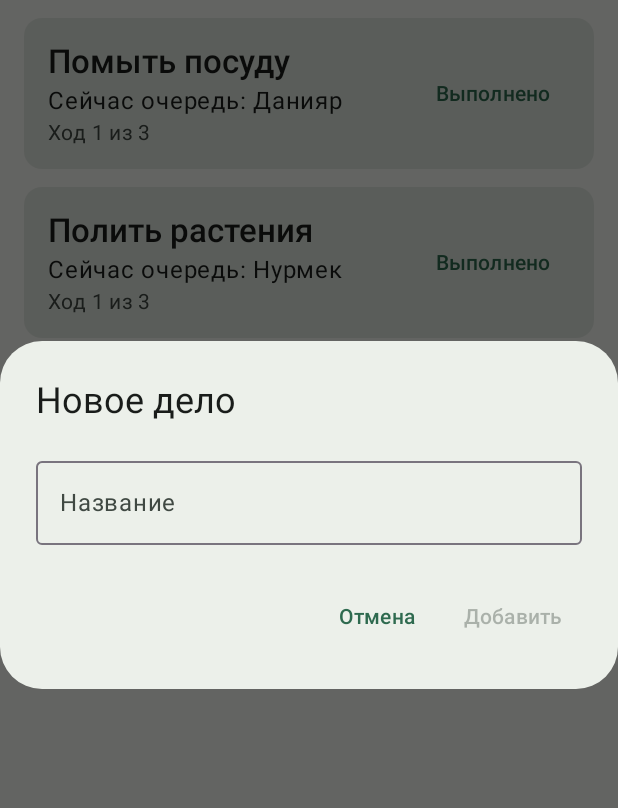
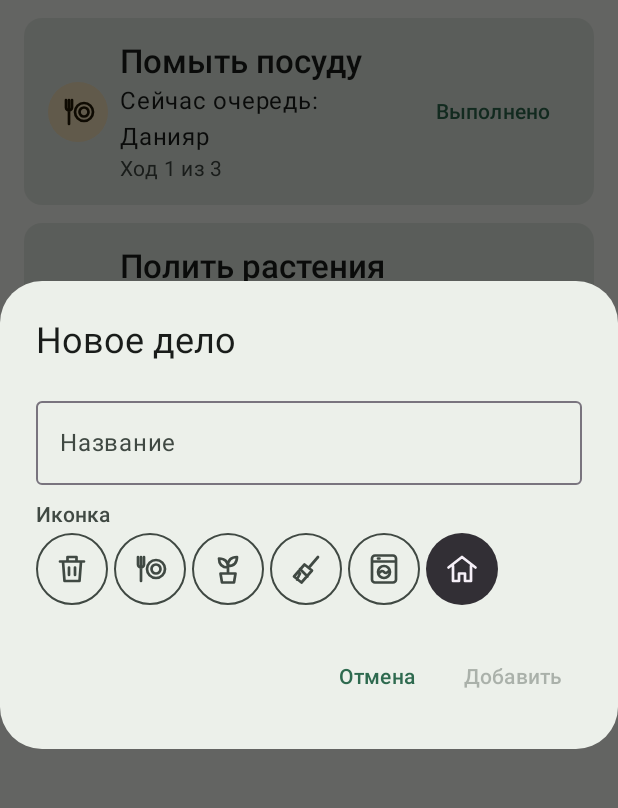
Before and after one commit to tortugichh/WhoseTurn, an Android app built with Jetpack Compose: the screen it shows after launch (MainActivity), after a tap on "Добавить дело", on a phone screen of 412 x 824 dp, the part 103-911 px from its top. Run offline under Robolectric (Android 15) with nearby library versions, the phone set to English and light mode, and no system bars; our stand-ins replace Room's generated code.

Commit message:
add chore icon selection and show saved icons in the list and details

```diff
--- a/app/src/main/java/com/example/project/chores/Chore.kt
+++ b/app/src/main/java/com/example/project/chores/Chore.kt
@@ -6,6 +6,7 @@ data class Chore(
     val participants: List<String>,
     val currentIndex: Int = 0,
     val lastCompletedBy: String? = null,
+    val icon: ChoreIcon = ChoreIcon.Home,
 ) {
     val currentParticipant: String?
         get() = participants.getOrNull(currentIndex)
--- /dev/null
+++ b/app/src/main/java/com/example/project/chores/ChoreIcon.kt
@@ -0,0 +1,14 @@
+package com.example.project.chores
+
+enum class ChoreIcon(val key: String) {
+    Trash("trash"),
+    Dishes("dishes"),
+    Plant("plant"),
+    Broom("broom"),
+    Laundry("laundry"),
+    Home("home");
+
+    companion object {
+        fun fromKey(key: String): ChoreIcon = entries.firstOrNull { it.key == key } ?: Home
+    }
+}
--- a/app/src/main/java/com/example/project/chores/ChoresViewModel.kt
+++ b/app/src/main/java/com/example/project/chores/ChoresViewModel.kt
@@ -60,12 +60,12 @@ class ChoresViewModel(private val repository: ChoresRepository) : ViewModel() {
         repository.complete(taskId)
     }
 
-    fun add(title: String) = write {
-        repository.add(title)
+    fun add(title: String, icon: ChoreIcon) = write {
+        repository.add(title, icon)
     }
 
-    fun rename(id: String, title: String) = write {
-        repository.rename(id, title)
+    fun rename(id: String, title: String, icon: ChoreIcon) = write {
+        repository.rename(id, title, icon)
     }
 
     fun delete(id: String) = write {
--- a/app/src/main/java/com/example/project/chores/data/ChoresRepository.kt
+++ b/app/src/main/java/com/example/project/chores/data/ChoresRepository.kt
@@ -2,6 +2,7 @@ package com.example.project.chores.data
 
 import androidx.room.withTransaction
 import com.example.project.chores.Chore
+import com.example.project.chores.ChoreIcon
 import com.example.project.data.AppDatabase
 import com.example.project.data.ChoreEntity
 import com.example.project.data.PersonEntity
@@ -19,7 +20,7 @@ class ChoresRepository(private val database: AppDatabase) {
             chores.map { it.toChore(people) }
         }
 
-    suspend fun add(title: String) {
+    suspend fun add(title: String, icon: ChoreIcon = ChoreIcon.Home) {
         val trimmedTitle = title.trim()
         require(trimmedTitle.isNotEmpty())
 
@@ -29,6 +30,7 @@ class ChoresRepository(private val database: AppDatabase) {
                 ChoreEntity(
                     id = UUID.randomUUID().toString(),
                     title = trimmedTitle,
+                    icon = icon.key,
                     currentPersonId = startId,
                     startPersonId = startId,
                 ),
@@ -36,13 +38,13 @@ class ChoresRepository(private val database: AppDatabase) {
         }
     }
 
-    suspend fun rename(id: String, title: String) {
+    suspend fun rename(id: String, title: String, icon: ChoreIcon? = null) {
         val trimmedTitle = title.trim()
         require(trimmedTitle.isNotEmpty())
 
         database.withTransaction {
             val chore = choreDao.find(id) ?: return@withTransaction
-            choreDao.update(chore.copy(title = trimmedTitle))
+            choreDao.update(chore.copy(title = trimmedTitle, icon = icon?.key ?: chore.icon))
         }
     }
 
@@ -82,5 +84,6 @@ private fun ChoreEntity.toChore(people: List<PersonEntity>): Chore {
         participants = rotation.map { it.name },
         currentIndex = rotation.indexOfFirst { it.id == currentPersonId }.coerceAtLeast(0),
         lastCompletedBy = lastCompletedBy,
+        icon = ChoreIcon.fromKey(icon),
     )
 }
--- a/app/src/main/java/com/example/project/chores/data/DemoChores.kt
+++ b/app/src/main/java/com/example/project/chores/data/DemoChores.kt
@@ -1,21 +1,25 @@
 package com.example.project.chores.data
 
 import com.example.project.chores.Chore
+import com.example.project.chores.ChoreIcon
 
 fun loadDemoChores(): List<Chore> = listOf(
     Chore(
         id = "trash",
         title = "Вынести мусор",
         participants = listOf("Асхат", "Данияр", "Нурмек"),
+        icon = ChoreIcon.Trash,
     ),
     Chore(
         id = "dishes",
         title = "Помыть посуду",
         participants = listOf("Данияр", "Нурмек", "Асхат"),
+        icon = ChoreIcon.Dishes,
     ),
     Chore(
         id = "plants",
         title = "Полить растения",
         participants = listOf("Нурмек", "Асхат", "Данияр"),
+        icon = ChoreIcon.Plant,
     ),
 )
--- a/app/src/main/java/com/example/project/chores/navigation/ChoresApp.kt
+++ b/app/src/main/java/com/example/project/chores/navigation/ChoresApp.kt
@@ -123,7 +123,7 @@ fun ChoresApp(
                         ChoreDetailScreen(
                             chore = chore,
                             onComplete = { viewModel.complete(chore.id) },
-                            onRename = { title -> viewModel.rename(chore.id, title) },
+                            onRename = { title, icon -> viewModel.rename(chore.id, title, icon) },
                             onDelete = { viewModel.delete(chore.id) },
                         )
                     } else {
--- a/app/src/main/java/com/example/project/chores/ui/ChoreCard.kt
+++ b/app/src/main/java/com/example/project/chores/ui/ChoreCard.kt
@@ -35,6 +35,7 @@ fun ChoreCard(
             horizontalArrangement = Arrangement.spacedBy(8.dp),
             verticalAlignment = Alignment.CenterVertically,
         ) {
+            ChoreIconBadge(chore.icon)
             Column(
                 modifier = Modifier.weight(1f),
                 verticalArrangement = Arrangement.spacedBy(4.dp),
--- a/app/src/main/java/com/example/project/chores/ui/ChoreDetailScreen.kt
+++ b/app/src/main/java/com/example/project/chores/ui/ChoreDetailScreen.kt
@@ -31,12 +31,13 @@ import androidx.compose.ui.text.style.TextOverflow
 import androidx.compose.ui.unit.dp
 import com.example.project.R
 import com.example.project.chores.Chore
+import com.example.project.chores.ChoreIcon
 
 @Composable
 fun ChoreDetailScreen(
     chore: Chore,
     onComplete: () -> Unit,
-    onRename: (String) -> Unit,
+    onRename: (String, ChoreIcon) -> Unit,
     onDelete: () -> Unit,
     modifier: Modifier = Modifier,
 ) {
@@ -50,10 +51,17 @@ fun ChoreDetailScreen(
             .padding(16.dp),
         verticalArrangement = Arrangement.spacedBy(16.dp),
     ) {
-        Text(
-            text = chore.title,
-            style = MaterialTheme.typography.headlineMedium,
-        )
+        Row(
+            horizontalArrangement = Arrangement.spacedBy(12.dp),
+            verticalAlignment = Alignment.CenterVertically,
+        ) {
+            ChoreIconBadge(chore.icon)
+            Text(
+                text = chore.title,
+                modifier = Modifier.weight(1f),
+                style = MaterialTheme.typography.headlineMedium,
+            )
+        }
 
         Card(
             modifier = Modifier
@@ -121,10 +129,11 @@ fun ChoreDetailScreen(
             titleResource = R.string.chore_rename_title,
             confirmResource = R.string.chore_rename_confirm,
             initialTitle = chore.title,
+            initialIcon = chore.icon,
             onDismiss = { dialog = null },
-            onConfirm = { title ->
+            onConfirm = { title, icon ->
                 dialog = null
-                onRename(title)
+                onRename(title, icon)
             },
         )
         ChoreDialog.Delete -> AlertDialog(
--- /dev/null
+++ b/app/src/main/java/com/example/project/chores/ui/ChoreIcons.kt
@@ -0,0 +1,87 @@
+package com.example.project.chores.ui
+
+import androidx.compose.foundation.layout.Arrangement
+import androidx.compose.foundation.layout.Box
+import androidx.compose.foundation.layout.BoxWithConstraints
+import androidx.compose.foundation.layout.FlowRow
+import androidx.compose.foundation.layout.size
+import androidx.compose.foundation.shape.CircleShape
+import androidx.compose.material3.Icon
+import androidx.compose.material3.MaterialTheme
+import androidx.compose.material3.OutlinedIconToggleButton
+import androidx.compose.material3.Surface
+import androidx.compose.runtime.Composable
+import androidx.compose.ui.Alignment
+import androidx.compose.ui.Modifier
+import androidx.compose.ui.res.painterResource
+import androidx.compose.ui.res.stringResource
+import androidx.compose.ui.unit.dp
+import com.example.project.R
+import com.example.project.chores.ChoreIcon
+
+@Composable
+internal fun ChoreIconBadge(icon: ChoreIcon) {
+    Surface(
+        modifier = Modifier.size(40.dp),
+        shape = CircleShape,
+        color = MaterialTheme.colorScheme.secondaryContainer,
+        contentColor = MaterialTheme.colorScheme.onSecondaryContainer,
+    ) {
+        Box(contentAlignment = Alignment.Center) {
+            ChoreIconImage(icon)
+        }
+    }
+}
+
+@Composable
+internal fun ChoreIconPicker(
+    selectedIcon: ChoreIcon,
+    onSelect: (ChoreIcon) -> Unit,
+) {
+    val iconSize = 48.dp
+    val spacing = 4.dp
+    val icons = ChoreIcon.entries
+    val fullRowWidth = iconSize * icons.size + spacing * (icons.size - 1)
+
+    BoxWithConstraints {
+        FlowRow(
+            maxItemsInEachRow = if (maxWidth >= fullRowWidth) icons.size else 3,
+            horizontalArrangement = Arrangement.spacedBy(spacing),
+            verticalArrangement = Arrangement.spacedBy(spacing),
+        ) {
+            icons.forEach { icon ->
+                OutlinedIconToggleButton(
+                    checked = icon == selectedIcon,
+                    onCheckedChange = { onSelect(icon) },
+                    modifier = Modifier.size(iconSize),
+                ) {
+                    ChoreIconImage(icon)
+                }
+            }
+        }
+    }
+}
+
+@Composable
+private fun ChoreIconImage(icon: ChoreIcon) {
+    val drawable = when (icon) {
+        ChoreIcon.Trash -> R.drawable.ic_trash
+        ChoreIcon.Dishes -> R.drawable.ic_dishes
+        ChoreIcon.Plant -> R.drawable.ic_plant
+        ChoreIcon.Broom -> R.drawable.ic_broom
+        ChoreIcon.Laundry -> R.drawable.ic_laundry
+        ChoreIcon.Home -> R.drawable.ic_home
+    }
+    val label = when (icon) {
+        ChoreIcon.Trash -> R.string.chore_icon_trash
+        ChoreIcon.Dishes -> R.string.chore_icon_dishes
+        ChoreIcon.Plant -> R.string.chore_icon_plant
+        ChoreIcon.Broom -> R.string.chore_icon_broom
+        ChoreIcon.Laundry -> R.string.chore_icon_laundry
+        ChoreIcon.Home -> R.string.chore_icon_home
+    }
+    Icon(
+        painter = painterResource(drawable),
+        contentDescription = stringResource(label),
+    )
+}
--- a/app/src/main/java/com/example/project/chores/ui/ChoreListScreen.kt
+++ b/app/src/main/java/com/example/project/chores/ui/ChoreListScreen.kt
@@ -25,13 +25,14 @@ import androidx.compose.ui.res.stringResource
 import androidx.compose.ui.unit.dp
 import com.example.project.R
 import com.example.project.chores.Chore
+import com.example.project.chores.ChoreIcon
 
 @Composable
 fun ChoreListScreen(
     chores: List<Chore>,
     onOpenChore: (String) -> Unit,
     onReset: () -> Unit,
-    onAdd: (String) -> Unit,
+    onAdd: (String, ChoreIcon) -> Unit,
     onComplete: (String) -> Unit,
     modifier: Modifier = Modifier,
 ) {
@@ -99,9 +100,9 @@ fun ChoreListScreen(
             titleResource = R.string.chore_add_title,
             confirmResource = R.string.chore_add_confirm,
             onDismiss = { showAddDialog = false },
-            onConfirm = { title ->
+            onConfirm = { title, icon ->
                 showAddDialog = false
-                onAdd(title)
+                onAdd(title, icon)
             },
         )
     }
--- a/app/src/main/java/com/example/project/chores/ui/ChoreScreenPreviews.kt
+++ b/app/src/main/java/com/example/project/chores/ui/ChoreScreenPreviews.kt
@@ -32,7 +32,7 @@ private fun ChoreListScreenInitialPreview() {
             chores = initialChores,
             onOpenChore = {},
             onReset = {},
-            onAdd = {},
+            onAdd = { _, _ -> },
             onComplete = {},
         )
     }
@@ -51,7 +51,7 @@ private fun ChoreListScreenCompletedPreview() {
             chores = choresAfterTrash,
             onOpenChore = {},
             onReset = {},
-            onAdd = {},
+            onAdd = { _, _ -> },
             onComplete = {},
         )
     }
@@ -90,7 +90,7 @@ private fun ChoreDetailScreenInitialPreview() {
         ChoreDetailScreen(
             chore = initialChores.first(),
             onComplete = {},
-            onRename = {},
+            onRename = { _, _ -> },
             onDelete = {},
         )
     }
@@ -104,7 +104,7 @@ private fun ChoreDetailScreenCompletedPreview() {
         ChoreDetailScreen(
             chore = choresAfterTrash.first(),
             onComplete = {},
-            onRename = {},
+            onRename = { _, _ -> },
             onDelete = {},
         )
     }
--- a/app/src/main/java/com/example/project/chores/ui/ChoreTitleDialog.kt
+++ b/app/src/main/java/com/example/project/chores/ui/ChoreTitleDialog.kt
@@ -1,10 +1,15 @@
 package com.example.project.chores.ui
 
 import androidx.annotation.StringRes
+import androidx.compose.foundation.layout.Arrangement
+import androidx.compose.foundation.layout.Column
 import androidx.compose.foundation.layout.fillMaxWidth
+import androidx.compose.foundation.rememberScrollState
 import androidx.compose.foundation.text.KeyboardActions
 import androidx.compose.foundation.text.KeyboardOptions
+import androidx.compose.foundation.verticalScroll
 import androidx.compose.material3.AlertDialog
+import androidx.compose.material3.MaterialTheme
 import androidx.compose.material3.OutlinedTextField
 import androidx.compose.material3.Text
 import androidx.compose.material3.TextButton
@@ -22,27 +27,35 @@ import androidx.compose.ui.res.stringResource
 import androidx.compose.ui.text.TextRange
 import androidx.compose.ui.text.input.ImeAction
 import androidx.compose.ui.text.input.TextFieldValue
+import androidx.compose.ui.unit.dp
 import com.example.project.R
+import com.example.project.chores.ChoreIcon
 
 @Composable
 internal fun ChoreTitleDialog(
     @StringRes titleResource: Int,
     @StringRes confirmResource: Int,
     onDismiss: () -> Unit,
-    onConfirm: (String) -> Unit,
+    onConfirm: (String, ChoreIcon) -> Unit,
     initialTitle: String = "",
+    initialIcon: ChoreIcon = ChoreIcon.Home,
 ) {
     var title by rememberSaveable(stateSaver = TextFieldValue.Saver) {
         mutableStateOf(TextFieldValue(initialTitle, selection = TextRange(initialTitle.length)))
     }
+    var selectedIcon by rememberSaveable { mutableStateOf(initialIcon) }
     val focusRequester = remember { FocusRequester() }
     val trimmedTitle = title.text.trim()
-    val submit = { if (trimmedTitle.isNotEmpty()) onConfirm(trimmedTitle) }
+    val submit = { if (trimmedTitle.isNotEmpty()) onConfirm(trimmedTitle, selectedIcon) }
 
     AlertDialog(
         onDismissRequest = onDismiss,
         title = { Text(stringResource(titleResource)) },
         text = {
+            Column(
+                modifier = Modifier.fillMaxWidth().verticalScroll(rememberScrollState()),
+                verticalArrangement = Arrangement.spacedBy(12.dp),
+            ) {
                 OutlinedTextField(
                     value = title,
                     onValueChange = { title = it },
@@ -52,6 +65,14 @@ internal fun ChoreTitleDialog(
                     keyboardOptions = KeyboardOptions(imeAction = ImeAction.Done),
                     keyboardActions = KeyboardActions(onDone = { submit() }),
                 )
+                Column(verticalArrangement = Arrangement.spacedBy(4.dp)) {
+                    Text(
+                        text = stringResource(R.string.chore_icon_label),
+                        style = MaterialTheme.typography.labelLarge,
+                    )
+                    ChoreIconPicker(selectedIcon, onSelect = { selectedIcon = it })
+                }
+            }
             LaunchedEffect(Unit) {
                 focusRequester.requestFocus()
             }
--- a/app/src/main/java/com/example/project/data/AppDatabase.kt
+++ b/app/src/main/java/com/example/project/data/AppDatabase.kt
@@ -35,14 +35,12 @@ abstract class AppDatabase : RoomDatabase() {
 
                 chores.forEach { chore ->
                     val startId = personIds.getValue(chore.participants.first())
-                    val icon = if (chore.id == "plants") "plant" else chore.id
-
                     db.execSQL(
                         """
                         INSERT INTO chores (id, title, icon, currentPersonId, startPersonId)
                         VALUES (?, ?, ?, ?, ?)
                         """.trimIndent(),
-                        arrayOf<Any>(chore.id, chore.title, icon, startId, startId),
+                        arrayOf<Any>(chore.id, chore.title, chore.icon.key, startId, startId),
                     )
                 }
             }
--- /dev/null
+++ b/app/src/main/res/drawable/ic_broom.xml
@@ -0,0 +1,12 @@
+<vector xmlns:android="http://schemas.android.com/apk/res/android"
+    android:width="24dp"
+    android:height="24dp"
+    android:viewportWidth="24"
+    android:viewportHeight="24">
+    <path
+        android:pathData="M20,4L14,11 M11,9L16,13L9,21L4,17Z M8,12L13,17 M8,15L6,19"
+        android:strokeColor="#FF000000"
+        android:strokeLineCap="round"
+        android:strokeLineJoin="round"
+        android:strokeWidth="1.8" />
+</vector>
--- /dev/null
+++ b/app/src/main/res/drawable/ic_dishes.xml
@@ -0,0 +1,12 @@
+<vector xmlns:android="http://schemas.android.com/apk/res/android"
+    android:width="24dp"
+    android:height="24dp"
+    android:viewportWidth="24"
+    android:viewportHeight="24">
+    <path
+        android:pathData="M4,4V9A2,2 0,0 0,8 9V4 M6,4V20 M16,6A6,6 0,1 0,16 18A6,6 0,1 0,16 6 M16,9A3,3 0,1 0,16 15A3,3 0,1 0,16 9"
+        android:strokeColor="#FF000000"
+        android:strokeLineCap="round"
+        android:strokeLineJoin="round"
+        android:strokeWidth="1.8" />
+</vector>
--- /dev/null
+++ b/app/src/main/res/drawable/ic_home.xml
@@ -0,0 +1,12 @@
+<vector xmlns:android="http://schemas.android.com/apk/res/android"
+    android:width="24dp"
+    android:height="24dp"
+    android:viewportWidth="24"
+    android:viewportHeight="24">
+    <path
+        android:pathData="M3,11L12,4L21,11 M6,10V20H10V15H14V20H18V10"
+        android:strokeColor="#FF000000"
+        android:strokeLineCap="round"
+        android:strokeLineJoin="round"
+        android:strokeWidth="1.8" />
+</vector>
--- /dev/null
+++ b/app/src/main/res/drawable/ic_laundry.xml
@@ -0,0 +1,12 @@
+<vector xmlns:android="http://schemas.android.com/apk/res/android"
+    android:width="24dp"
+    android:height="24dp"
+    android:viewportWidth="24"
+    android:viewportHeight="24">
+    <path
+        android:pathData="M6,3H18A2,2 0,0 1,20 5V19A2,2 0,0 1,18 21H6A2,2 0,0 1,4 19V5A2,2 0,0 1,6 3Z M4,7H20 M8,5H9 M12,10A4,4 0,1 0,12 18A4,4 0,1 0,12 10 M8.5,15C10,13 11,13 12,14C13,15 14,15 15.5,13"
+        android:strokeColor="#FF000000"
+        android:strokeLineCap="round"
+        android:strokeLineJoin="round"
+        android:strokeWidth="1.8" />
+</vector>
--- /dev/null
+++ b/app/src/main/res/drawable/ic_plant.xml
@@ -0,0 +1,12 @@
+<vector xmlns:android="http://schemas.android.com/apk/res/android"
+    android:width="24dp"
+    android:height="24dp"
+    android:viewportWidth="24"
+    android:viewportHeight="24">
+    <path
+        android:pathData="M12,15V9 M12,11C8,11 6,9 6,5C10,5 12,7 12,11 M12,10C12,6 14,4 18,4C18,8 16,10 12,10 M7,15H17L16,21H8Z"
+        android:strokeColor="#FF000000"
+        android:strokeLineCap="round"
+        android:strokeLineJoin="round"
+        android:strokeWidth="1.8" />
+</vector>
--- /dev/null
+++ b/app/src/main/res/drawable/ic_trash.xml
@@ -0,0 +1,12 @@
+<vector xmlns:android="http://schemas.android.com/apk/res/android"
+    android:width="24dp"
+    android:height="24dp"
+    android:viewportWidth="24"
+    android:viewportHeight="24">
+    <path
+        android:pathData="M4,7H20 M9,7V4H15V7 M6,7L7,20H17L18,7 M10,11V16 M14,11V16"
+        android:strokeColor="#FF000000"
+        android:strokeLineCap="round"
+        android:strokeLineJoin="round"
+        android:strokeWidth="1.8" />
+</vector>
--- a/app/src/main/res/values/strings.xml
+++ b/app/src/main/res/values/strings.xml
@@ -6,6 +6,13 @@
     <string name="chore_add_action">Добавить дело</string>
     <string name="chore_add_title">Новое дело</string>
     <string name="chore_title_label">Название</string>
+    <string name="chore_icon_label">Иконка</string>
+    <string name="chore_icon_trash">Мусор</string>
+    <string name="chore_icon_dishes">Посуда</string>
+    <string name="chore_icon_plant">Растения</string>
+    <string name="chore_icon_broom">Уборка</string>
+    <string name="chore_icon_laundry">Стирка</string>
+    <string name="chore_icon_home">Дом</string>
     <string name="chore_add_confirm">Добавить</string>
     <string name="chore_dialog_cancel">Отмена</string>
     <string name="chore_detail_title">Детали дела</string>
```
Lines whose indentation alone changed are shown as unchanged.
